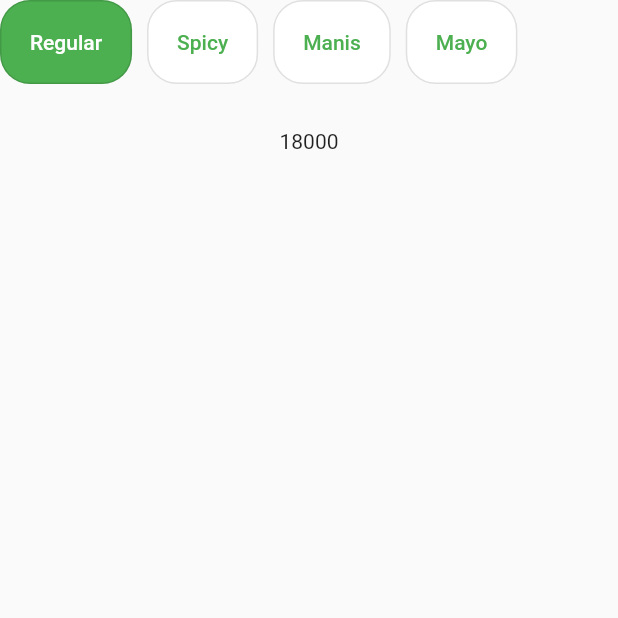
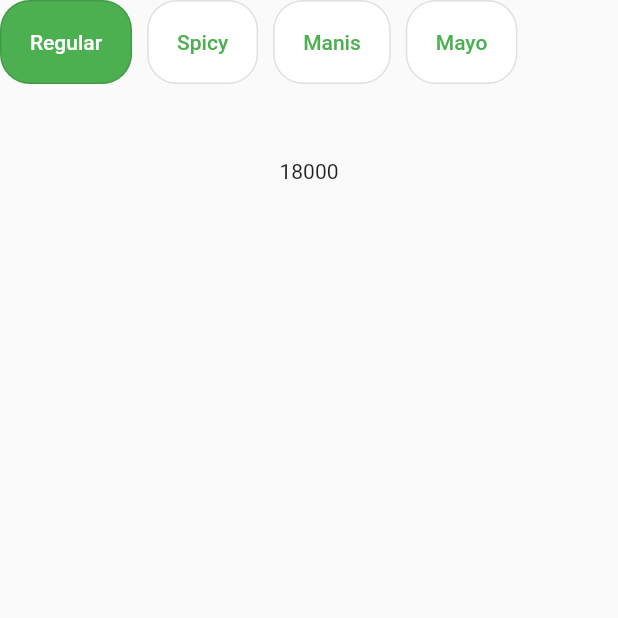
Before and after one commit to aisy/abb_steak, a Flutter app: the PlaygroundScreen screen opened directly, on a phone screen of 412 x 824 dp, the top half of it. Run offline on Flutter 3.47's test engine with Material 2 defaults, Android fonts, the phone set to English and light mode, and no system bars; network calls fail.

Commit message:
add padding

```diff
--- a/lib/widgets/common/OptionPriceWidget.dart
+++ b/lib/widgets/common/OptionPriceWidget.dart
@@ -30,7 +30,7 @@ class _OptionPriceWidgetState extends State<OptionPriceWidget> {
   @override
   Widget build(BuildContext context) {
     return Container(
-      // padding: EdgeInsets.all(10),
+      margin: EdgeInsets.only(bottom: 20),
       width: double.infinity,
       child: Wrap(
         spacing: 10,
```
